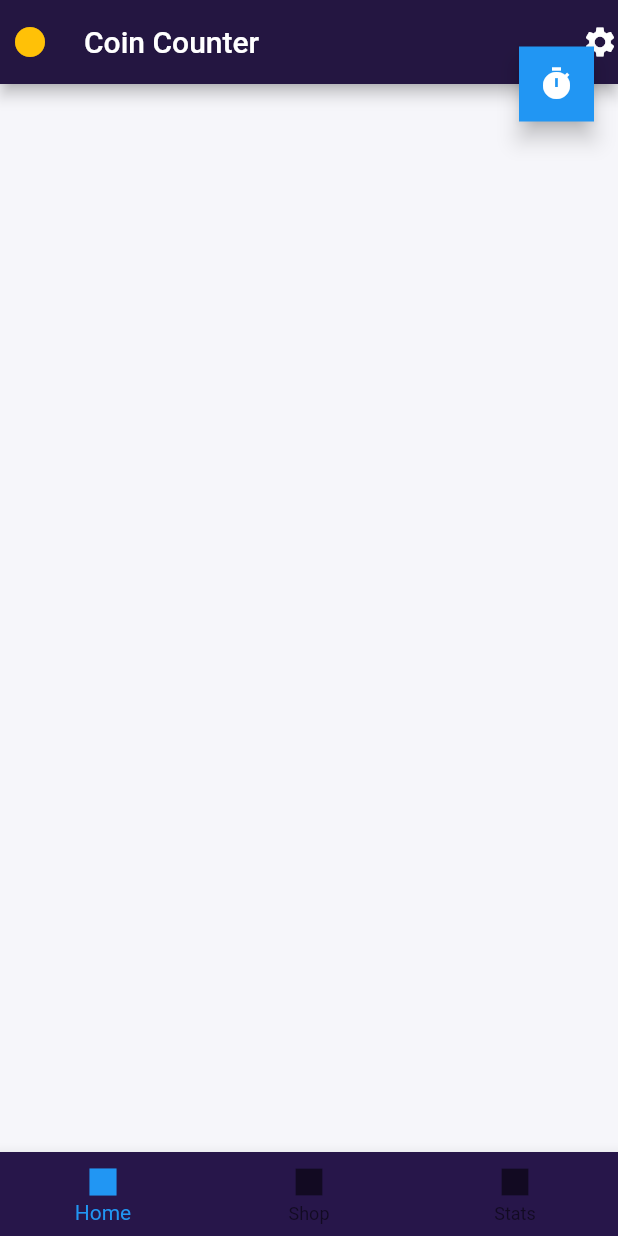
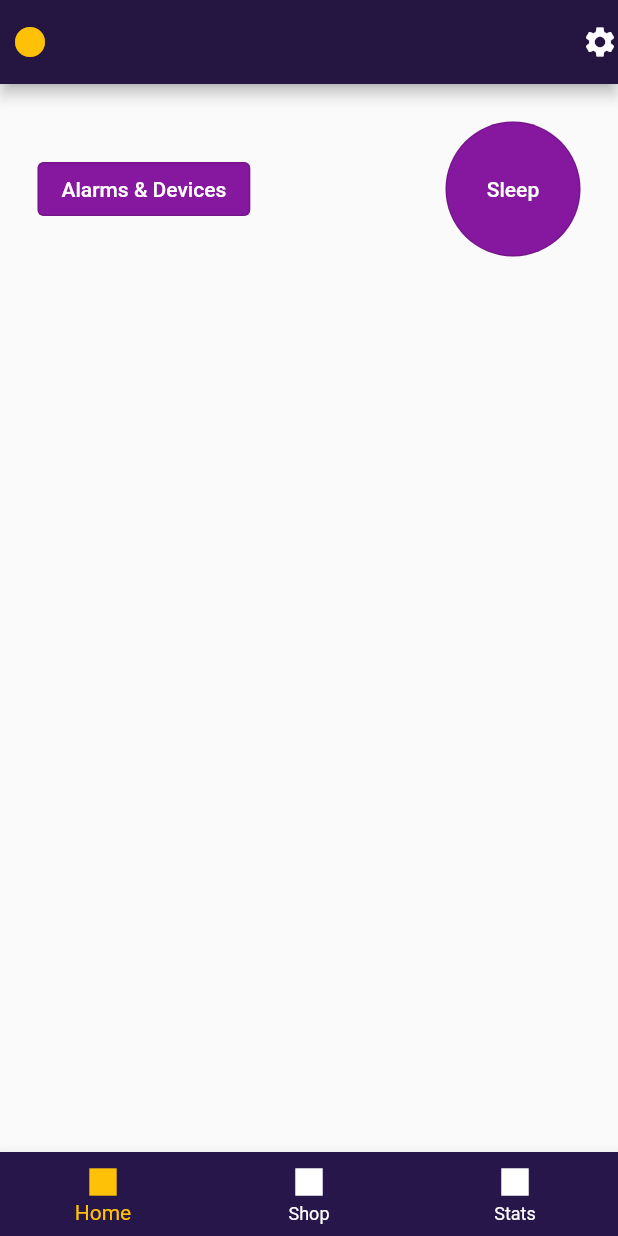
Before and after one commit to JL-SoftDev/Smarter-Sleep, a Flutter app: the screen it shows after launch, on a phone screen of 412 x 824 dp. Run offline on Flutter 3.47's test engine with Material 2 defaults, Android fonts, the phone set to English and light mode, and no system bars.

Commit message:
Edited Home Screen + Main
changed Main Screen, fixed Main

```diff
--- a/Frontend/Smarter_Sleep/smarter_sleep/lib/HomeScreen.dart
+++ b/Frontend/Smarter_Sleep/smarter_sleep/lib/HomeScreen.dart
@@ -1,29 +1,14 @@
 import 'package:flutter/material.dart';
+
 class HomeScreen extends StatelessWidget {
   const HomeScreen({super.key});
   @override
   Widget build(BuildContext context) {
-    return MaterialApp(
-      theme: new ThemeData(
-          scaffoldBackgroundColor: Color.fromARGB(255, 246, 246, 250)),
-      home: Scaffold(
-        floatingActionButtonLocation: FloatingActionButtonLocation.endTop,
-        floatingActionButton: SizedBox(
-          height: 50,
-          width: 50,
-          child: FloatingActionButton(
-            shape: const BeveledRectangleBorder(borderRadius: BorderRadius.zero),
-            onPressed: () {
-              print("This is a Sleep Button");
-            },
-            child: const Icon(Icons.timer),
-          ),
-        ),
+    return Scaffold(
         appBar: AppBar(
             backgroundColor: Color.fromARGB(255, 36, 22, 65),
             leading: const Icon(Icons.circle, color: Colors.amber),
             leadingWidth: 40,
-            title: const Text('Coin Counter'),
             actions: [const Icon(Icons.settings)]),
         bottomNavigationBar: BottomNavigationBar(
             backgroundColor: Color.fromARGB(255, 39, 22, 74),
@@ -31,7 +16,38 @@ class HomeScreen extends StatelessWidget {
               BottomNavigationBarItem(icon: Icon(Icons.square), label: 'Home'),
               BottomNavigationBarItem(icon: Icon(Icons.square), label: 'Shop'),
               BottomNavigationBarItem(icon: Icon(Icons.square), label: 'Stats')
-            ]),
+            ],
+            selectedItemColor: Colors.amber,
+            unselectedItemColor: Colors.white,
+            ),
+            body: ButtonGroup(),
+      );
+  }
+}
+class ButtonGroup extends StatelessWidget {
+  const ButtonGroup({super.key});
+
+  @override
+  Widget build(BuildContext context) {
+    return Padding(
+      padding: const EdgeInsets.all(25),
+      child: Row(
+        children: [
+          OutlinedButton(onPressed:(){print('Alarms');},
+                         child: Text('Alarms & Devices', style: TextStyle(color: Colors.white),),
+                         style: ButtonStyle(backgroundColor: MaterialStatePropertyAll<Color>(Color.fromARGB(255, 134, 23, 159))),
+            ),
+          Spacer(),
+          OutlinedButton(onPressed: (){print('Sleep');},
+                         child: Text('Sleep', style: TextStyle(color: Colors.white)),
+
+                         style: ButtonStyle(backgroundColor: MaterialStatePropertyAll<Color>(Color.fromARGB(255, 134, 23, 159)),
+                         shape: MaterialStatePropertyAll<CircleBorder>(CircleBorder()
+                         ),
+                         fixedSize: MaterialStatePropertyAll<Size>(Size(90, 90)),
+                         )
+                         ),
+        ],
       ),
     );
   }
--- a/Frontend/Smarter_Sleep/smarter_sleep/lib/main.dart
+++ b/Frontend/Smarter_Sleep/smarter_sleep/lib/main.dart
@@ -1,9 +1,9 @@
 import 'package:flutter/material.dart';
 import 'HomeScreen.dart';
-import 'SignInPage.dart';
+//import 'SignInPage.dart';
 
 void main() {
-  runApp(HomeScreen());
+  runApp(SmarterSleep());
 }
 
 class SmarterSleep extends StatelessWidget {
@@ -11,12 +11,7 @@ class SmarterSleep extends StatelessWidget {
   @override
   Widget build(BuildContext context) {
     return MaterialApp(
-      home: Scaffold(
-        appBar: AppBar(
-            backgroundColor: Color.fromARGB(255, 217, 185, 255),
-            title: const Text('Smarter Sleep',
-                style: TextStyle(color: Color.fromARGB(255, 90, 68, 255)))),
-      ),
+      home: HomeScreen(),
     );
   }
 }
```
